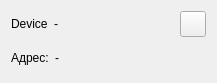
Above: GUI/OWController/ds1971.ui from igorf7/OWController before the change. Below: the same form after it.
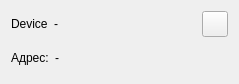
That is the form after the change. Icons and pictures are not drawn.

The edit to the form file:
```diff
--- a/GUI/OWController/ds1971.ui
+++ b/GUI/OWController/ds1971.ui
@@ -6,8 +6,8 @@
    <rect>
     <x>0</x>
     <y>0</y>
-    <width>217</width>
-    <height>83</height>
+    <width>239</width>
+    <height>84</height>
    </rect>
   </property>
   <property name="windowTitle">
```
